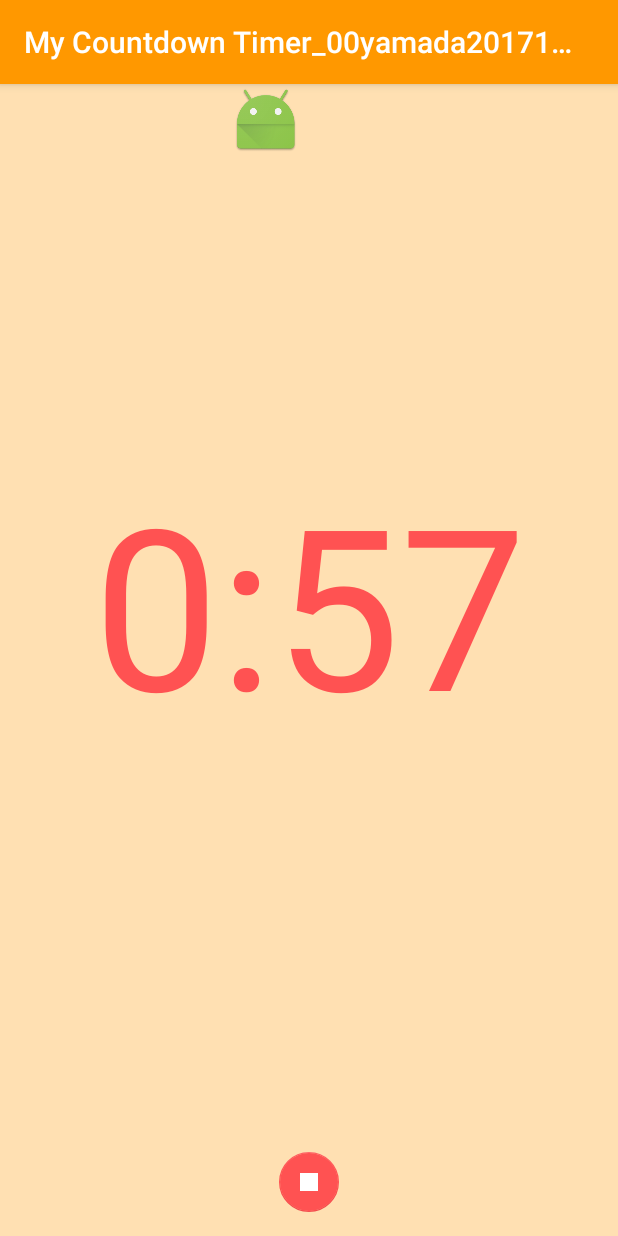
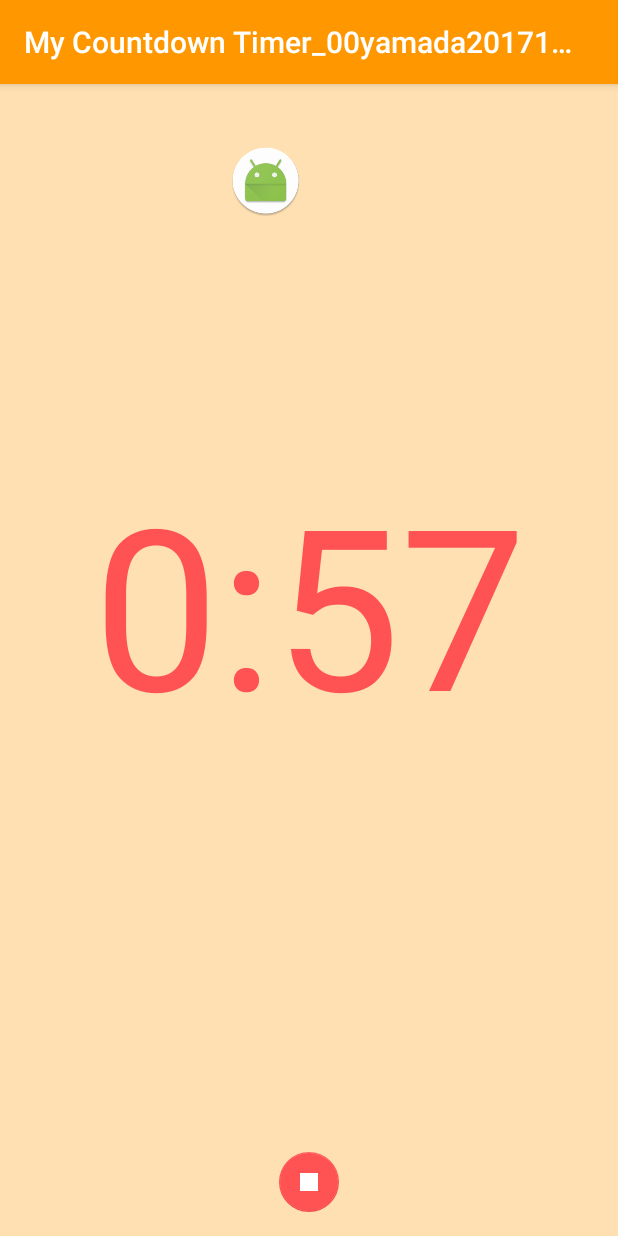
Before and after one commit to t7m3/MyCountdownTimer_00yamada20171119, an Android app: the screen it shows after launch (MainActivity), after a tap on an icon or button, on a phone screen of 412 x 824 dp. Run offline under Robolectric (Android 15) with nearby library versions, the phone set to English and light mode, and no system bars.

Commit message:
2017-12-04の１回目コミット --- 別クラスでアニメーション

```diff
--- /dev/null
+++ b/app/src/main/java/com/example/njc_t1/mycountdowntimer_00yamada20171119/ImageViewEnemy.java
@@ -0,0 +1,40 @@
+package com.example.njc_t1.mycountdowntimer_00yamada20171119;
+
+import android.content.res.Resources;
+import android.util.DisplayMetrics;
+import android.widget.ImageView;
+
+/**
+ * Created by NJC-T1 on 2017/12/04.
+ */
+
+public class ImageViewEnemy {
+
+    //このクラスのグローバル変数の宣言
+    int dir = +1;
+    ImageView imageViewEnemy;
+
+    //画面の幅、高さを取得する
+    DisplayMetrics dm = Resources.getSystem().getDisplayMetrics();
+    int screenWidth = dm.widthPixels;
+    int screenHeight = dm.heightPixels;
+
+    //このクラスのコンストラクタ
+    public ImageViewEnemy(ImageView R_imageViewEnemy, int x, int y){
+        imageViewEnemy = R_imageViewEnemy;
+        imageViewEnemy.setX(x);
+        imageViewEnemy.setY(y);
+    }
+
+    //左または右に移動する。valueは移動量。
+    public  void  Move(int value){
+
+        float x = imageViewEnemy.getX(); //ｘ座標の取得
+        x = x + value*dir;
+        imageViewEnemy.setX(x); //x座標の更新
+
+        if(x < 0 || x > screenWidth-imageViewEnemy.getWidth()){
+            dir = -dir; //移動の左右の向きを反転する
+        }
+    }
+}
--- a/app/src/main/java/com/example/njc_t1/mycountdowntimer_00yamada20171119/MainActivity.java
+++ b/app/src/main/java/com/example/njc_t1/mycountdowntimer_00yamada20171119/MainActivity.java
@@ -18,13 +18,16 @@ public class MainActivity extends AppCompatActivity {
     TextView mTimerText;
     MyCountDownTimer mTimer;
     FloatingActionButton mFab;
+    ImageViewEnemy imageViewEnemy;
 
     //インスタンス変数(メンバ変数)の宣言
     SoundPool mSoundPool;
     int mSoundResId;
 
-    //インスタンス変数(メンバ変数)の宣言
-    Enemy1 enemy1;
+    //画面の幅、高さを取得する
+    DisplayMetrics dm = Resources.getSystem().getDisplayMetrics();
+    int screenWidth = dm.widthPixels;
+    int screenHeight = dm.heightPixels;
 
     //MyCountDownTimerクラスの定義　CountDownTimerクラスを継承している
     public class MyCountDownTimer extends CountDownTimer {
@@ -45,9 +48,9 @@ public class MainActivity extends AppCompatActivity {
             long minute = millisUntilFinished / 1000 / 60; //残り時間の分を計算する。
             long second = millisUntilFinished / 1000 % 60; //残り時間の秒を計算する。
             mTimerText.setText(String.format("%1d:%2$02d", minute, second));
-                            //残り時間の分と秒を、TextViewに表示する。
-            //アニメーション
-            enemy1.Move(10);
+
+            //敵が左右に移動する。
+            imageViewEnemy.Move(10);
         }
 
         @Override
@@ -66,11 +69,16 @@ public class MainActivity extends AppCompatActivity {
         setContentView(R.layout.activity_main); //activity_mainを表示する。
 
         mTimerText = (TextView) findViewById(R.id.timer_text); //TextViewの参照値を取得する。findViewById()メソッドで。
-        mTimerText.setText("3:00"); //TextViewの表示の初期値の設定
+        mTimerText.setText("1:00"); //TextViewの表示の初期値の設定
         mTimer = new MyCountDownTimer(1* 60 * 1000, 100); //タイマのインスタンスの生成
 
-        //インスタンスの生成
-        enemy1 = new Enemy1();
+        //imageViewEnemyの参照値を取得する。findViewById()メソッドで
+        ImageView R_imageViewEnemy = (ImageView)findViewById(R.id.imageViewEnemy);
+
+        //敵のインスタンスの生成
+        int x = 0;
+        int y = screenHeight * 5/100;
+        imageViewEnemy = new ImageViewEnemy(R_imageViewEnemy, x, y);
     }
 
     public void onClick(View v) {
@@ -104,26 +112,5 @@ public class MainActivity extends AppCompatActivity {
         mSoundPool.release(); //メモリの解放
     }
 
-    public class  Enemy1 {
-        int dir = +1;
-
-        ImageView imageview1 = (ImageView)findViewById(R.id.imageEnemy1);
-
-        public  void  Move(int vlue){
-
-            DisplayMetrics dm = Resources.getSystem().getDisplayMetrics();
-            int width = dm.widthPixels;
-            //int height = dm.heightPixels
-
-            width = width - imageview1.getWidth();
-
-            float x = imageview1.getX();
-            x = x + dir * vlue;
-            imageview1.setX(x);
-
-            if(x < 0 || x >= width)
-                dir = -dir;
-        }
-    }
 
 }
--- a/app/src/main/res/layout/activity_main.xml
+++ b/app/src/main/res/layout/activity_main.xml
@@ -37,10 +37,10 @@
         app:layout_constraintVertical_bias="0.488" />
 
     <ImageView
-        android:id="@+id/imageEnemy1"
+        android:id="@+id/imageViewEnemy"
         android:layout_width="wrap_content"
         android:layout_height="wrap_content"
-        app:srcCompat="@mipmap/ic_launcher"
-        tools:layout_editor_absoluteX="36dp"
-        tools:layout_editor_absoluteY="38dp" />
+        app:srcCompat="@mipmap/ic_launcher_round"
+        tools:layout_editor_absoluteX="286dp"
+        tools:layout_editor_absoluteY="71dp" />
 </android.support.constraint.ConstraintLayout>
```
